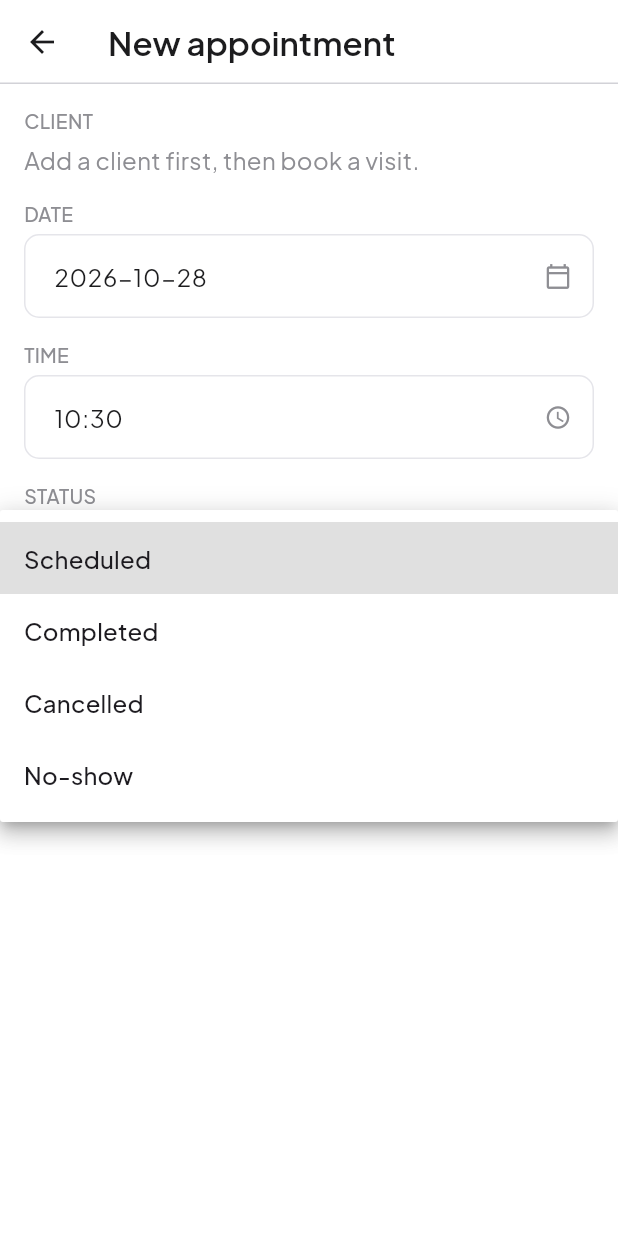
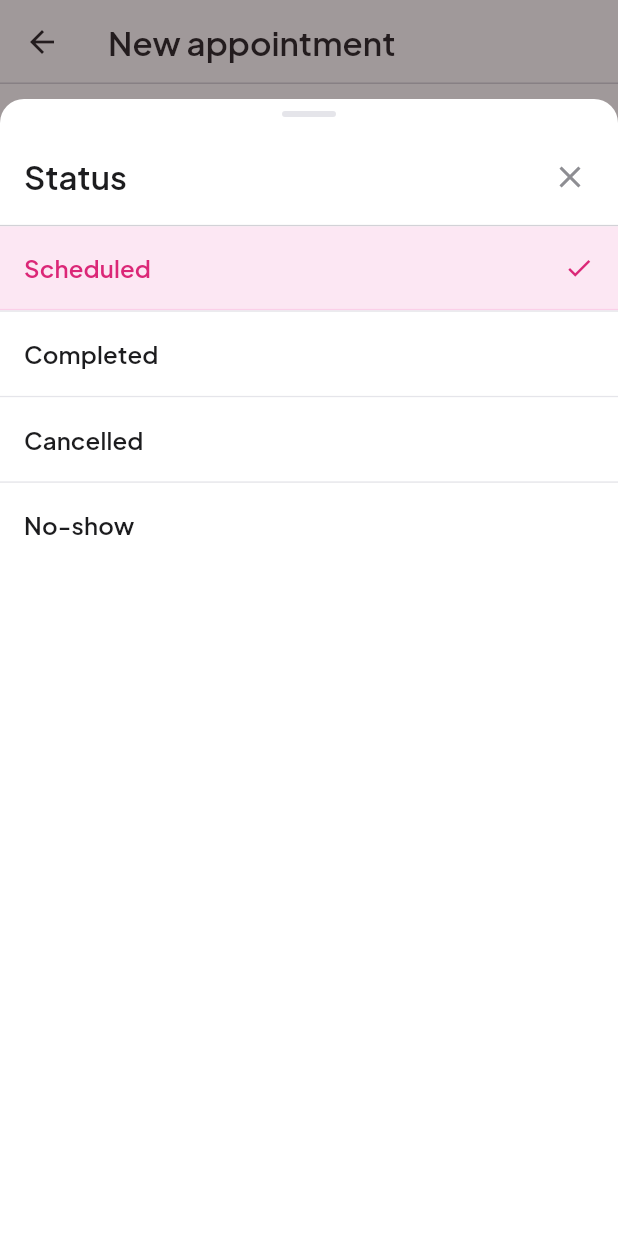
Before and after one commit to peterkwkwan/pelvi-crm, a Flutter app: the AppointmentFormScreen screen opened directly, after a tap on "Scheduled", on a phone screen of 412 x 824 dp. Run offline on Flutter 3.47's test engine with Material 3 defaults, Android fonts, the phone set to English and light mode, and no system bars; our stand-ins replace drift, drift_flutter, google_fonts; accounts and stored records are empty; generated files the repository leaves out were written again.

Commit message:
Improve appointment form time default and pickers
Default new-appointment time to the next whole hour. Replace Client and
Status Material dropdowns with a paper-white full-height sheet picker
(searchable for clients by name/phone).

Co-authored-by: peterkwkwan <peterkwkwan@gmail.com>

```diff
--- a/lib/features/appointments/appointment_form_screen.dart
+++ b/lib/features/appointments/appointment_form_screen.dart
@@ -3,7 +3,17 @@ import 'package:flutter/material.dart';
 import '../../data/database.dart';
 import '../../data/database_provider.dart';
 import '../../theme/theme.dart';
+import '../../widgets/picker_sheet.dart';
 import '../clients/client_format.dart';
+
+/// Next whole hour for a new appointment (12:48 → 13:00; on the hour → that hour).
+TimeOfDay nextWholeHour([DateTime? now]) {
+  final n = now ?? DateTime.now();
+  if (n.minute > 0) {
+    return TimeOfDay(hour: (n.hour + 1) % 24, minute: 0);
+  }
+  return TimeOfDay(hour: n.hour, minute: 0);
+}
 
 /// Create an appointment: date/time + client (+ status).
 class AppointmentFormScreen extends StatefulWidget {
@@ -36,7 +46,7 @@ class _AppointmentFormScreenState extends State<AppointmentFormScreen> {
     super.initState();
     final seed = widget.initialDay ?? DateTime.now();
     _day = DateTime(seed.year, seed.month, seed.day);
-    _time = TimeOfDay.fromDateTime(DateTime.now());
+    _time = nextWholeHour();
     _clientId = widget.clientId;
   }
 
@@ -68,6 +78,42 @@ class _AppointmentFormScreenState extends State<AppointmentFormScreen> {
     if (picked != null) setState(() => _time = picked);
   }
 
+  Future<void> _pickClient(List<Client> clients) async {
+    final id = await showPelviPickerSheet<int>(
+      context: context,
+      title: 'Client',
+      selected: _clientId,
+      searchable: true,
+      searchHint: 'Search name or phone',
+      options: [
+        for (final c in clients)
+          PelviPickerOption(
+            value: c.id,
+            label: clientDisplayName(c),
+            subtitle: (c.phone ?? '').trim().isEmpty ? null : c.phone,
+            searchText: '${clientDisplayName(c)} ${c.phone ?? ''}',
+          ),
+      ],
+    );
+    if (id != null) setState(() => _clientId = id);
+  }
+
+  Future<void> _pickStatus() async {
+    final status = await showPelviPickerSheet<AppointmentStatus>(
+      context: context,
+      title: 'Status',
+      selected: _status,
+      options: [
+        for (final s in AppointmentStatus.values)
+          PelviPickerOption(
+            value: s,
+            label: appointmentStatusLabel(s),
+          ),
+      ],
+    );
+    if (status != null) setState(() => _status = status);
+  }
+
   Future<void> _save() async {
     if (!_formKey.currentState!.validate()) return;
     final clientId = _clientId;
@@ -85,6 +131,31 @@ class _AppointmentFormScreenState extends State<AppointmentFormScreen> {
     } finally {
       if (mounted) setState(() => _saving = false);
     }
+  }
+
+  Widget _fieldTap({
+    required String value,
+    required String hint,
+    required VoidCallback? onTap,
+    String? errorText,
+    IconData trailing = Icons.chevron_right,
+  }) {
+    final text = Theme.of(context).textTheme;
+    return InkWell(
+      onTap: onTap,
+      child: InputDecorator(
+        decoration: InputDecoration(
+          errorText: errorText,
+          suffixIcon: Icon(trailing, size: 18, color: PelviColors.inkMuted),
+        ),
+        child: Text(
+          value.isEmpty ? hint : value,
+          style: text.bodyLarge?.copyWith(
+            color: value.isEmpty ? PelviColors.inkMuted : PelviColors.ink,
+          ),
+        ),
+      ),
+    );
   }
 
   @override
@@ -128,72 +199,61 @@ class _AppointmentFormScreenState extends State<AppointmentFormScreen> {
                       ),
                     );
                   }
-                  return DropdownButtonFormField<int>(
+                  Client? selected;
+                  for (final c in clients) {
+                    if (c.id == _clientId) {
+                      selected = c;
+                      break;
+                    }
+                  }
+                  return FormField<int>(
+                    key: ValueKey(_clientId),
                     initialValue: _clientId,
-                    decoration: const InputDecoration(),
-                    hint: const Text('Select client'),
-                    items: [
-                      for (final c in clients)
-                        DropdownMenuItem(
-                          value: c.id,
-                          child: Text(clientDisplayName(c)),
-                        ),
-                    ],
-                    onChanged: (id) => setState(() => _clientId = id),
                     validator: (v) => v == null ? 'Pick a client' : null,
+                    builder: (state) => _fieldTap(
+                      value: selected == null
+                          ? ''
+                          : clientDisplayName(selected),
+                      hint: 'Select client',
+                      errorText: state.errorText,
+                      onTap: () async {
+                        await _pickClient(clients);
+                        state.didChange(_clientId);
+                      },
+                    ),
                   );
                 },
               ),
             const SizedBox(height: PelviSpace.md),
             Text('DATE', style: text.labelMedium),
             const SizedBox(height: PelviSpace.xs),
-            InkWell(
-              onTap: _pickDate,
-              child: InputDecorator(
-                decoration: const InputDecoration(
-                  suffixIcon: Icon(Icons.calendar_today_outlined, size: 18),
-                ),
-                child: Text(
+            _fieldTap(
+              value:
                   '${_day.year.toString().padLeft(4, '0')}-'
                   '${_day.month.toString().padLeft(2, '0')}-'
                   '${_day.day.toString().padLeft(2, '0')}',
-                  style: text.bodyLarge,
-                ),
-              ),
+              hint: '',
+              onTap: _pickDate,
+              trailing: Icons.calendar_today_outlined,
             ),
             const SizedBox(height: PelviSpace.md),
             Text('TIME', style: text.labelMedium),
             const SizedBox(height: PelviSpace.xs),
-            InkWell(
+            _fieldTap(
+              value: formatApptTime(
+                DateTime(0, 1, 1, _time.hour, _time.minute),
+              ),
+              hint: '',
               onTap: _pickTime,
-              child: InputDecorator(
-                decoration: const InputDecoration(
-                  suffixIcon: Icon(Icons.schedule_outlined, size: 18),
-                ),
-                child: Text(
-                  formatApptTime(
-                    DateTime(0, 1, 1, _time.hour, _time.minute),
-                  ),
-                  style: text.bodyLarge,
-                ),
-              ),
+              trailing: Icons.schedule_outlined,
             ),
             const SizedBox(height: PelviSpace.md),
             Text('STATUS', style: text.labelMedium),
             const SizedBox(height: PelviSpace.xs),
-            DropdownButtonFormField<AppointmentStatus>(
-              initialValue: _status,
-              decoration: const InputDecoration(),
-              items: [
-                for (final s in AppointmentStatus.values)
-                  DropdownMenuItem(
-                    value: s,
-                    child: Text(appointmentStatusLabel(s)),
-                  ),
-              ],
-              onChanged: (s) {
-                if (s != null) setState(() => _status = s);
-              },
+            _fieldTap(
+              value: appointmentStatusLabel(_status),
+              hint: '',
+              onTap: _pickStatus,
             ),
             const SizedBox(height: PelviSpace.lg),
             FilledButton(
--- /dev/null
+++ b/lib/widgets/picker_sheet.dart
@@ -0,0 +1,247 @@
+import 'package:flutter/material.dart';
+
+import '../theme/theme.dart';
+
+/// One row in [showPelviPickerSheet].
+class PelviPickerOption<T> {
+  const PelviPickerOption({
+    required this.value,
+    required this.label,
+    this.subtitle,
+    this.searchText,
+  });
+
+  final T value;
+  final String label;
+  final String? subtitle;
+
+  /// Lowercased haystack for search (defaults to [label] + [subtitle]).
+  final String? searchText;
+}
+
+/// Full-height paper-white sheet with hairline rows and optional search.
+Future<T?> showPelviPickerSheet<T>({
+  required BuildContext context,
+  required String title,
+  required List<PelviPickerOption<T>> options,
+  T? selected,
+  bool searchable = false,
+  String searchHint = 'Search',
+}) {
+  return showModalBottomSheet<T>(
+    context: context,
+    isScrollControlled: true,
+    backgroundColor: PelviColors.surface,
+    barrierColor: PelviColors.overlay,
+    shape: const RoundedRectangleBorder(
+      borderRadius: BorderRadius.vertical(top: Radius.circular(PelviRadius.lg)),
+    ),
+    builder: (context) {
+      return _PelviPickerSheet<T>(
+        title: title,
+        options: options,
+        selected: selected,
+        searchable: searchable,
+        searchHint: searchHint,
+      );
+    },
+  );
+}
+
+class _PelviPickerSheet<T> extends StatefulWidget {
+  const _PelviPickerSheet({
+    required this.title,
+    required this.options,
+    required this.selected,
+    required this.searchable,
+    required this.searchHint,
+  });
+
+  final String title;
+  final List<PelviPickerOption<T>> options;
+  final T? selected;
+  final bool searchable;
+  final String searchHint;
+
+  @override
+  State<_PelviPickerSheet<T>> createState() => _PelviPickerSheetState<T>();
+}
+
+class _PelviPickerSheetState<T> extends State<_PelviPickerSheet<T>> {
+  String _query = '';
+
+  List<PelviPickerOption<T>> get _filtered {
+    final q = _query.trim().toLowerCase();
+    if (q.isEmpty) return widget.options;
+    return widget.options.where((o) {
+      final hay =
+          (o.searchText ?? '${o.label} ${o.subtitle ?? ''}').toLowerCase();
+      return hay.contains(q);
+    }).toList();
+  }
+
+  @override
+  Widget build(BuildContext context) {
+    final text = Theme.of(context).textTheme;
+    final height = MediaQuery.sizeOf(context).height * 0.92;
+    final filtered = _filtered;
+
+    return SizedBox(
+      height: height,
+      child: SafeArea(
+        top: false,
+        child: Column(
+          crossAxisAlignment: CrossAxisAlignment.stretch,
+          children: [
+            const SizedBox(height: PelviSpace.sm),
+            Center(
+              child: Container(
+                width: 36,
+                height: 4,
+                decoration: BoxDecoration(
+                  color: PelviColors.border,
+                  borderRadius: BorderRadius.circular(PelviRadius.full),
+                ),
+              ),
+            ),
+            Padding(
+              padding: const EdgeInsets.fromLTRB(
+                PelviSpace.md,
+                PelviSpace.md,
+                PelviSpace.sm,
+                PelviSpace.sm,
+              ),
+              child: Row(
+                children: [
+                  Expanded(
+                    child: Text(widget.title, style: text.titleLarge),
+                  ),
+                  IconButton(
+                    tooltip: 'Close',
+                    onPressed: () => Navigator.of(context).pop(),
+                    icon: const Icon(Icons.close, color: PelviColors.inkMuted),
+                  ),
+                ],
+              ),
+            ),
+            const Divider(height: 1, color: PelviColors.chromeBorder),
+            if (widget.searchable) ...[
+              Padding(
+                padding: const EdgeInsets.fromLTRB(
+                  PelviSpace.md,
+                  PelviSpace.md,
+                  PelviSpace.md,
+                  PelviSpace.sm,
+                ),
+                child: TextField(
+                  autofocus: true,
+                  onChanged: (v) => setState(() => _query = v),
+                  textInputAction: TextInputAction.search,
+                  decoration: InputDecoration(
+                    hintText: widget.searchHint,
+                    prefixIcon: const Icon(
+                      Icons.search,
+                      color: PelviColors.inkMuted,
+                    ),
+                    filled: true,
+                    fillColor: PelviColors.surfaceMuted,
+                    border: OutlineInputBorder(
+                      borderRadius: BorderRadius.circular(PelviRadius.md),
+                      borderSide: const BorderSide(color: PelviColors.border),
+                    ),
+                    enabledBorder: OutlineInputBorder(
+                      borderRadius: BorderRadius.circular(PelviRadius.md),
+                      borderSide: const BorderSide(color: PelviColors.border),
+                    ),
+                    focusedBorder: OutlineInputBorder(
+                      borderRadius: BorderRadius.circular(PelviRadius.md),
+                      borderSide: const BorderSide(
+                        color: PelviColors.pink700,
+                        width: 1.5,
+                      ),
+                    ),
+                  ),
+                ),
+              ),
+            ],
+            Expanded(
+              child: filtered.isEmpty
+                  ? Center(
+                      child: Text(
+                        _query.trim().isEmpty ? 'Nothing here yet.' : 'No matches.',
+                        style: text.bodyMedium?.copyWith(
+                          color: PelviColors.inkMuted,
+                        ),
+                      ),
+                    )
+                  : ListView.separated(
+                      itemCount: filtered.length,
+                      separatorBuilder: (_, __) => const Divider(height: 1),
+                      itemBuilder: (context, i) {
+                        final o = filtered[i];
+                        final isSelected = o.value == widget.selected;
+                        return InkWell(
+                          onTap: () => Navigator.of(context).pop(o.value),
+                          splashColor: PelviColors.surfaceMuted,
+                          highlightColor: PelviColors.surfaceMuted,
+                          child: Container(
+                            constraints: const BoxConstraints(minHeight: 56),
+                            padding: const EdgeInsets.symmetric(
+                              horizontal: PelviSpace.md,
+                              vertical: PelviSpace.sm + 4,
+                            ),
+                            decoration: BoxDecoration(
+                              color: isSelected
+                                  ? PelviColors.pink50
+                                  : PelviColors.surface,
+                              border: isSelected
+                                  ? const Border(
+                                      bottom: BorderSide(
+                                        color: PelviColors.pink200,
+                                      ),
+                                    )
+                                  : null,
+                            ),
+                            child: Row(
+                              children: [
+                                Expanded(
+                                  child: Column(
+                                    crossAxisAlignment:
+                                        CrossAxisAlignment.start,
+                                    children: [
+                                      Text(
+                                        o.label,
+                                        style: text.labelLarge?.copyWith(
+                                          color: isSelected
+                                              ? PelviColors.pink700
+                                              : PelviColors.ink,
+                                        ),
+                                      ),
+                                      if (o.subtitle != null &&
+                                          o.subtitle!.isNotEmpty)
+                                        Text(
+                                          o.subtitle!,
+                                          style: text.labelMedium,
+                                        ),
+                                    ],
+                                  ),
+                                ),
+                                if (isSelected)
+                                  const Icon(
+                                    Icons.check,
+                                    color: PelviColors.pink700,
+                                    size: 20,
+                                  ),
+                              ],
+                            ),
+                          ),
+                        );
+                      },
+                    ),
+            ),
+          ],
+        ),
+      ),
+    );
+  }
+}
```
Also changed, not shown: 1 other file.
